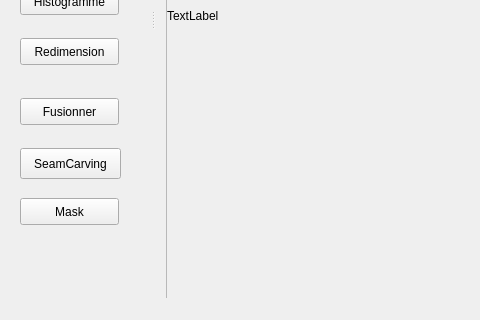
Above: MainWindow.ui from SkyHeaven/GMN before the change; both pictures show x 0 to 480 and y 280 to 600 of the 800 by 600 pixel window. Below: the same form after it.
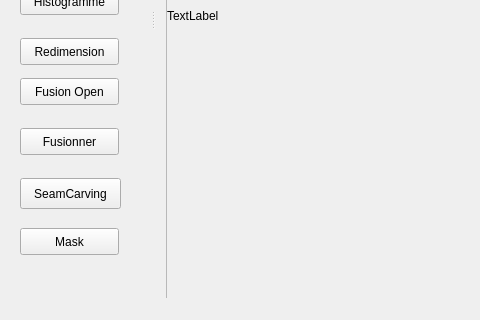
That is the form after the change.

```diff
--- a/MainWindow.ui
+++ b/MainWindow.ui
@@ -226,7 +226,7 @@
      <property name="geometry">
       <rect>
        <x>20</x>
-       <y>340</y>
+       <y>370</y>
        <width>99</width>
        <height>27</height>
       </rect>
@@ -239,7 +239,7 @@
      <property name="geometry">
       <rect>
        <x>20</x>
-       <y>390</y>
+       <y>420</y>
        <width>101</width>
        <height>31</height>
       </rect>
@@ -252,7 +252,7 @@
      <property name="geometry">
       <rect>
        <x>20</x>
-       <y>440</y>
+       <y>470</y>
        <width>99</width>
        <height>27</height>
       </rect>
@@ -261,6 +261,19 @@
       <string>Mask</string>
      </property>
     </widget>
+    <widget class="QPushButton" name="Fusion_O">
+     <property name="geometry">
+      <rect>
+       <x>20</x>
+       <y>320</y>
+       <width>99</width>
+       <height>27</height>
+      </rect>
+     </property>
+     <property name="text">
+      <string>Fusion Open</string>
+     </property>
+    </widget>
    </widget>
   </widget>
   <widget class="QDockWidget" name="Option">
```
Left out of the diff: 9 changed lines with no effect on the pictures.
